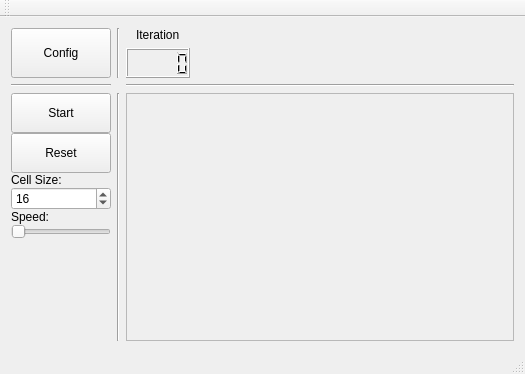
Before: the Qt Designer form MainWindow/mainwindow.ui in Skwara/CA_Suite, drawn with Qt 5.
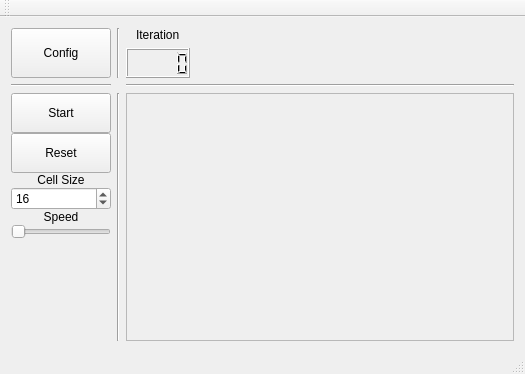
After: the same form once the commit is applied.

Commit message: Wysrodkowanie tekstu

Diff of the .ui file:
```diff
--- a/MainWindow/mainwindow.ui
+++ b/MainWindow/mainwindow.ui
@@ -110,7 +110,10 @@
         <item>
          <widget class="QLabel" name="label_3">
           <property name="text">
-           <string>Cell Size:</string>
+           <string>Cell Size</string>
+          </property>
+          <property name="alignment">
+           <set>Qt::AlignCenter</set>
           </property>
          </widget>
         </item>
@@ -130,7 +133,10 @@
         <item>
          <widget class="QLabel" name="label">
           <property name="text">
-           <string>Speed:</string>
+           <string>Speed</string>
+          </property>
+          <property name="alignment">
+           <set>Qt::AlignCenter</set>
           </property>
          </widget>
         </item>
```
Left out of the diff: 6 changed lines with no effect on the pictures.
